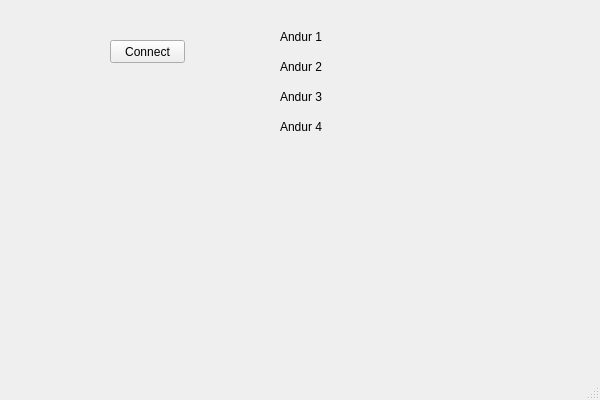
This is Software/PC/PC/followerui.ui in TalTechRobotiklubi/Follower as Qt 5 draws it before an edit. The edited form follows.
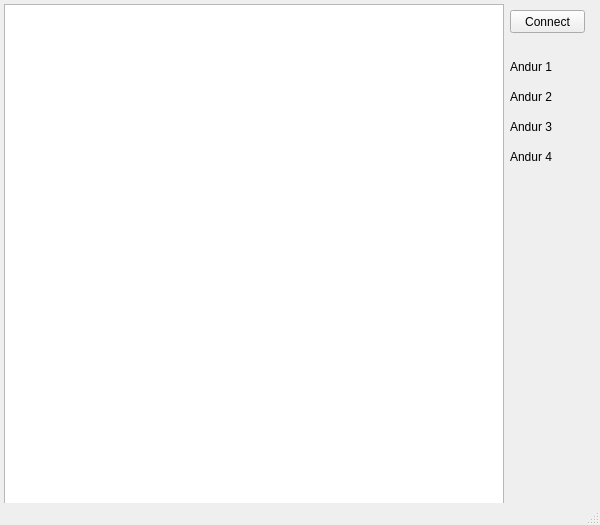
This is the edited form.

```diff
--- a/Software/PC/PC/followerui.ui
+++ b/Software/PC/PC/followerui.ui
@@ -7,7 +7,7 @@
     <x>0</x>
     <y>0</y>
     <width>600</width>
-    <height>400</height>
+    <height>525</height>
    </rect>
   </property>
   <property name="windowTitle">
@@ -17,8 +17,8 @@
    <widget class="QPushButton" name="btnConnect">
     <property name="geometry">
      <rect>
-      <x>110</x>
-      <y>40</y>
+      <x>510</x>
+      <y>10</y>
       <width>75</width>
       <height>23</height>
      </rect>
@@ -82,8 +82,8 @@
    <widget class="QLabel" name="label_5">
     <property name="geometry">
      <rect>
-      <x>280</x>
-      <y>30</y>
+      <x>510</x>
+      <y>60</y>
       <width>46</width>
       <height>13</height>
      </rect>
@@ -95,8 +95,8 @@
    <widget class="QLabel" name="label_6">
     <property name="geometry">
      <rect>
-      <x>280</x>
-      <y>60</y>
+      <x>510</x>
+      <y>90</y>
       <width>46</width>
       <height>13</height>
      </rect>
@@ -108,8 +108,8 @@
    <widget class="QLabel" name="label_7">
     <property name="geometry">
      <rect>
-      <x>280</x>
-      <y>90</y>
+      <x>510</x>
+      <y>120</y>
       <width>46</width>
       <height>13</height>
      </rect>
@@ -121,8 +121,8 @@
    <widget class="QLabel" name="label_8">
     <property name="geometry">
      <rect>
-      <x>280</x>
-      <y>120</y>
+      <x>510</x>
+      <y>150</y>
       <width>46</width>
       <height>13</height>
      </rect>
@@ -131,6 +131,16 @@
      <string>Andur 4</string>
     </property>
    </widget>
+   <widget class="QGraphicsView" name="graphicsView">
+    <property name="geometry">
+     <rect>
+      <x>4</x>
+      <y>4</y>
+      <width>500</width>
+      <height>500</height>
+     </rect>
+    </property>
+   </widget>
   </widget>
   <widget class="QStatusBar" name="statusBar"/>
  </widget>
```
